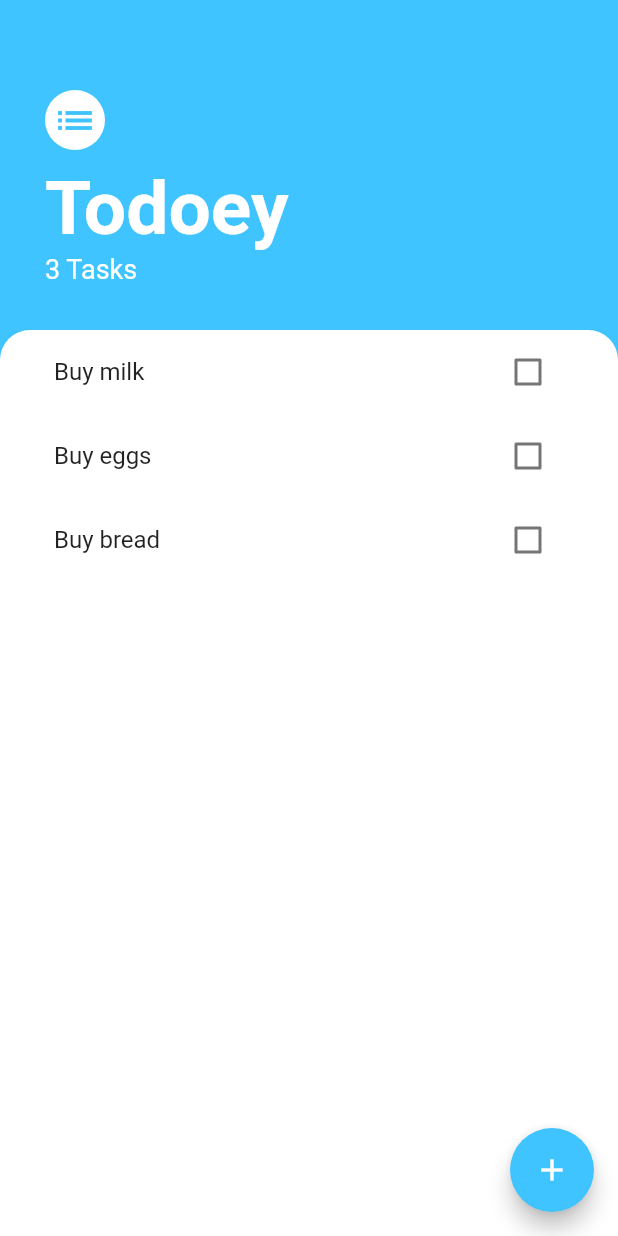
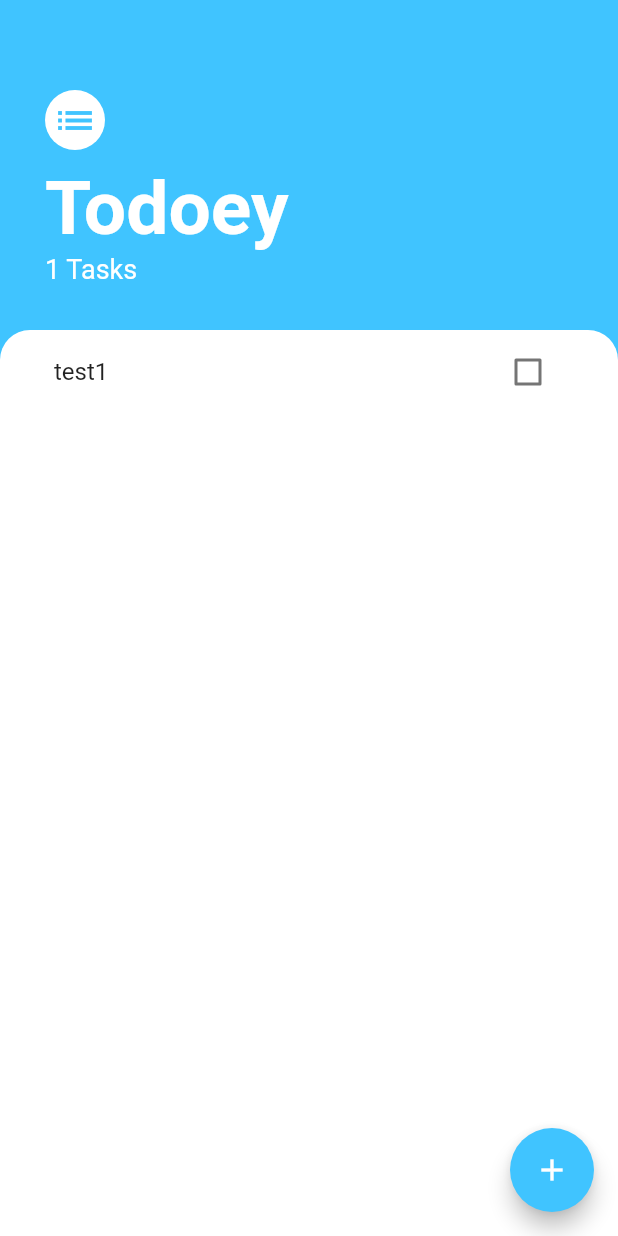
Before and after one commit to Virjanand/flutter-13-todoey, a Flutter app: the screen it shows after launch, on a phone screen of 412 x 824 dp. Run offline on Flutter 3.47's test engine with Material 2 defaults, Android fonts, the phone set to English and light mode, and no system bars.

Commit message:
Use provider widget to manage tasks

```diff
--- a/lib/main.dart
+++ b/lib/main.dart
@@ -1,14 +1,20 @@
 import 'package:flutter/material.dart';
 import 'package:flutter13todoey/screens/tasks_screen.dart';
+import 'package:provider/provider.dart';
+
+import 'models/tasks.dart';
 
 void main() => runApp(MyApp());
 
 class MyApp extends StatelessWidget {
   @override
   Widget build(BuildContext context) {
-    return MaterialApp(
-      debugShowCheckedModeBanner: false,
-      home: TasksScreen(),
+    return ChangeNotifierProvider(
+      builder: (context) => Tasks(),
+      child: MaterialApp(
+        debugShowCheckedModeBanner: false,
+        home: TasksScreen(),
+      ),
     );
   }
 }
--- /dev/null
+++ b/lib/models/tasks.dart
@@ -0,0 +1,13 @@
+import 'package:flutter/foundation.dart';
+import 'package:flutter13todoey/models/task.dart';
+
+class Tasks extends ChangeNotifier {
+  List<Task> tasks = [
+    new Task(name: "test1")
+  ];
+
+  void add(Task newTask) {
+    tasks.add(newTask);
+    notifyListeners();
+  }
+}
--- a/lib/screens/tasks_screen.dart
+++ b/lib/screens/tasks_screen.dart
@@ -1,21 +1,12 @@
 import 'package:flutter/cupertino.dart';
 import 'package:flutter/material.dart';
 import 'package:flutter13todoey/models/task.dart';
+import 'package:flutter13todoey/models/tasks.dart';
 import 'package:flutter13todoey/screens/add_task_screen.dart';
 import 'package:flutter13todoey/widgets/tasks_list.dart';
+import 'package:provider/provider.dart';
 
-class TasksScreen extends StatefulWidget {
-  @override
-  _TasksScreenState createState() => _TasksScreenState();
-}
-
-class _TasksScreenState extends State<TasksScreen> {
-  List<Task> tasks = [
-    Task(name: 'Buy milk'),
-    Task(name: 'Buy eggs'),
-    Task(name: 'Buy bread'),
-  ];
-
+class TasksScreen extends StatelessWidget {
   @override
   Widget build(BuildContext context) {
     return Scaffold(
@@ -32,10 +23,7 @@ class _TasksScreenState extends State<TasksScreen> {
                       padding: EdgeInsets.only(
                           bottom: MediaQuery.of(context).viewInsets.bottom),
                       child: AddTaskScreen((newTaskTitle) {
-                        setState(() {
-                          tasks.add(Task(name: newTaskTitle));
-                        });
-                        ;
+                          Provider.of<Tasks>(context).add(Task(name: newTaskTitle));
                       }),
                     )));
           },
@@ -69,7 +57,7 @@ class _TasksScreenState extends State<TasksScreen> {
                     ),
                   ),
                   Text(
-                    '${tasks.length} Tasks',
+                    '${Provider.of<Tasks>(context).tasks.length} Tasks',
                     style: TextStyle(
                       color: Colors.white,
                       fontSize: 18,
@@ -88,9 +76,7 @@ class _TasksScreenState extends State<TasksScreen> {
                     topRight: Radius.circular(20.0),
                   ),
                 ),
-                child: TasksList(
-                  tasks: tasks,
-                ),
+                child: TasksList(),
               ),
             ),
           ],
--- a/lib/widgets/tasks_list.dart
+++ b/lib/widgets/tasks_list.dart
@@ -1,32 +1,23 @@
 import 'package:flutter/material.dart';
-import 'package:flutter13todoey/models/task.dart';
+import 'package:flutter13todoey/models/tasks.dart';
 import 'package:flutter13todoey/widgets/task_tile.dart';
+import 'package:provider/provider.dart';
 
-class TasksList extends StatefulWidget {
-  final List<Task> tasks;
+class TasksList extends StatelessWidget {
 
-  const TasksList({this.tasks});
-
-  @override
-  _TasksListState createState() => _TasksListState();
-}
-
-class _TasksListState extends State<TasksList> {
   @override
   Widget build(BuildContext context) {
     return ListView.builder(
       itemBuilder: (context, index) {
         return TaskTile(
-          taskTitle: widget.tasks[index].name,
-          isChecked: widget.tasks[index].isDone,
+          taskTitle: Provider.of<Tasks>(context).tasks[index].name,
+          isChecked: Provider.of<Tasks>(context).tasks[index].isDone,
           checkboxCallback: (checkboxState) {
-            setState(() {
-              widget.tasks[index].toggleDone();
-            });
+              Provider.of<Tasks>(context).tasks[index].toggleDone();
           },
         );
       },
-      itemCount: widget.tasks.length,
+      itemCount: Provider.of<Tasks>(context).tasks.length,
     );
   }
 }
--- a/pubspec.yaml
+++ b/pubspec.yaml
@@ -23,6 +23,7 @@ dependencies:
   # The following adds the Cupertino Icons font to your application.
   # Use with the CupertinoIcons class for iOS style icons.
   cupertino_icons: ^0.1.2
+  provider: ^3.0.0+1
 
 dev_dependencies:
   flutter_test:
```
Also changed, not shown: pubspec.lock.
